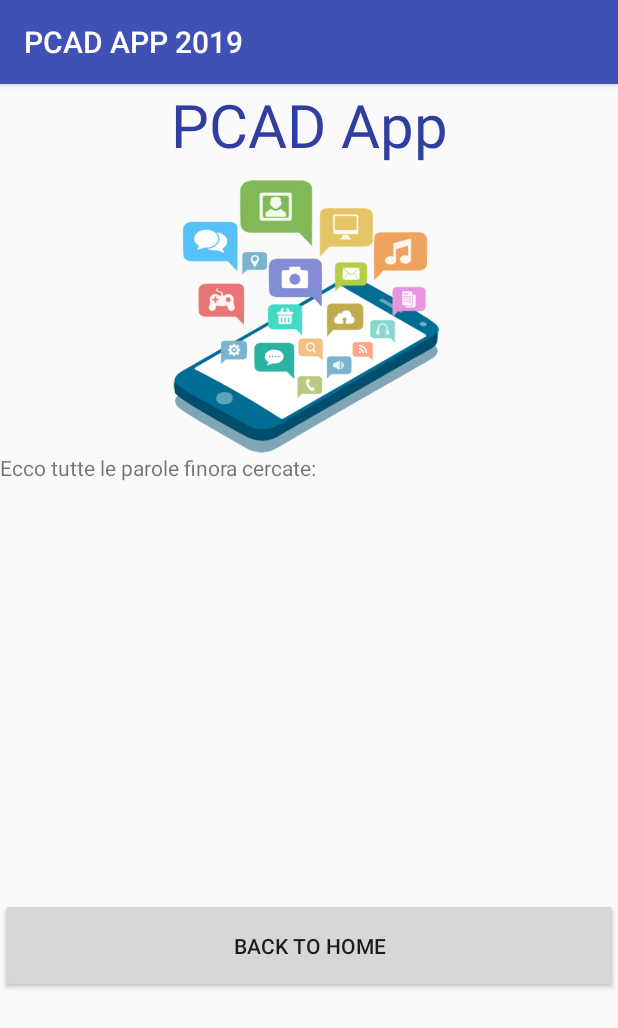
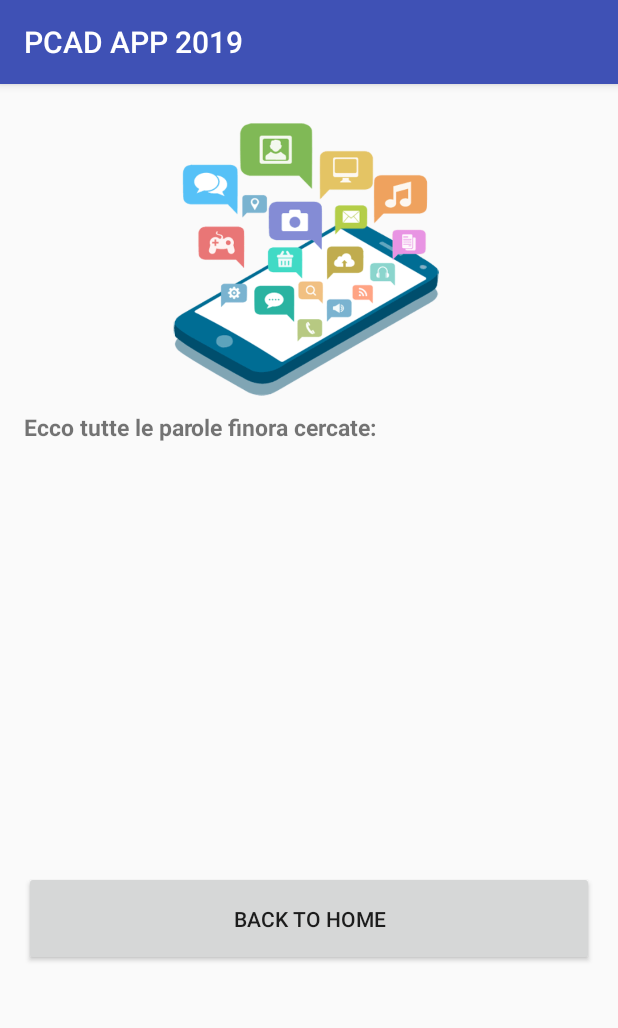
Before and after one commit to SaMariani/PCAD_Progetto, an Android app: the PrintAllActivity screen opened directly, with no data from a screen before it, on a phone screen of 412 x 824 dp. Shown: the top 1028 px of the screen. Run offline under Robolectric (Android 15) with nearby library versions, the phone set to English and light mode, and no system bars.

Commit message:
sistemato layout printAll

```diff
--- a/app/src/main/java/pcad2019/pcadapp/ConnectionWorker.java
+++ b/app/src/main/java/pcad2019/pcadapp/ConnectionWorker.java
@@ -72,8 +72,7 @@ public class ConnectionWorker extends AsyncTask<String,String,Boolean> {
             }
             case "print": {
                 if (result) {
-                    Toast.makeText(activity, "Stampa effettuata: ", Toast.LENGTH_SHORT).show();
-                    //activity.finish();
+                    Toast.makeText(activity, "Stampa effettuata", Toast.LENGTH_SHORT).show();
                 }
                 else { Toast.makeText(activity, "Impossibile cercare", Toast.LENGTH_SHORT).show();}
                 break;
--- a/app/src/main/java/pcad2019/pcadapp/PrintAllActivity.java
+++ b/app/src/main/java/pcad2019/pcadapp/PrintAllActivity.java
@@ -3,6 +3,7 @@ package pcad2019.pcadapp;
 import android.content.Intent;
 import android.support.v7.app.AppCompatActivity;
 import android.os.Bundle;
+import android.text.method.ScrollingMovementMethod;
 import android.view.View;
 import android.widget.TextView;
 import android.widget.Toast;
@@ -25,16 +26,11 @@ public class PrintAllActivity extends AppCompatActivity {
         Intent intent = getIntent();
         String s = intent.getStringExtra("msg2");
         TextView idText = (TextView) findViewById(R.id.textView);
+        idText.setMovementMethod(new ScrollingMovementMethod());
         idText.setText(s);
     }
 
-    public void doPrint(View view) { // avvia activity per la stampa 3 words
-        if (!checkIp()) return;
-        Intent intent = new Intent(this, SigninActivity.class);
-        //intent.putExtra("msg2", IPstring);
-        //startActivity(intent);
-        AndroidClient client = new AndroidClient(IPstring , 5005);
-        ConnectionWorker worker = new ConnectionWorker(this,client,"print", null,null, null);
-        worker.execute();
+    public void doGoBack(View view) { // avvia activity per la stampa 3 words
+        finish();
     }
 }
--- a/app/src/main/res/layout/activity_print_all.xml
+++ b/app/src/main/res/layout/activity_print_all.xml
@@ -1,26 +1,11 @@
 <?xml version="1.0" encoding="utf-8"?>
-<android.support.constraint.ConstraintLayout xmlns:android="http://schemas.android.com/apk/res/android"
-    xmlns:app="http://schemas.android.com/apk/res-auto"
+<LinearLayout xmlns:android="http://schemas.android.com/apk/res/android"
     xmlns:tools="http://schemas.android.com/tools"
     android:layout_width="match_parent"
     android:layout_height="match_parent"
+    android:orientation="vertical"
+    android:padding="@dimen/fab_margin"
     tools:context=".PrintAllActivity">
-
-    <LinearLayout
-        android:layout_width="match_parent"
-        android:layout_height="match_parent"
-        android:orientation="vertical"
-        tools:context=".SigninActivity">
-
-        <TextView
-            android:id="@+id/textView3"
-            android:layout_width="match_parent"
-            android:layout_height="wrap_content"
-            android:text="@string/pcadapp"
-            android:textAlignment="center"
-            android:textColor="@color/colorPrimaryDark"
-            android:textSize="40sp"
-            android:visibility="visible" />
 
     <ImageView
             android:id="@+id/imageView3"
@@ -31,22 +16,28 @@
             android:src="@drawable/app5" />
 
         <TextView
+            android:textStyle="bold"
+            android:textSize="15sp"
+            android:gravity="bottom"
             android:id="@+id/textView2"
             android:layout_width="match_parent"
             android:layout_height="31dp"
+            android:layout_gravity="center"
             android:text="@string/print_parole_cercate" />
 
     <TextView
+        android:scrollbars = "vertical"
         android:id="@+id/textView"
         android:layout_width="match_parent"
-            android:layout_height="265dp"
+        android:layout_height="285dp"
+        android:layout_gravity="center"
         android:text="@string/output_text" />
 
     <Button
+        android:onClick="doGoBack"
         android:id="@+id/button"
         android:layout_width="match_parent"
         android:layout_height="63dp"
         android:text="@string/back_to_home" />
 
 </LinearLayout>
-</android.support.constraint.ConstraintLayout>
```
Lines whose indentation alone changed are shown as unchanged.
